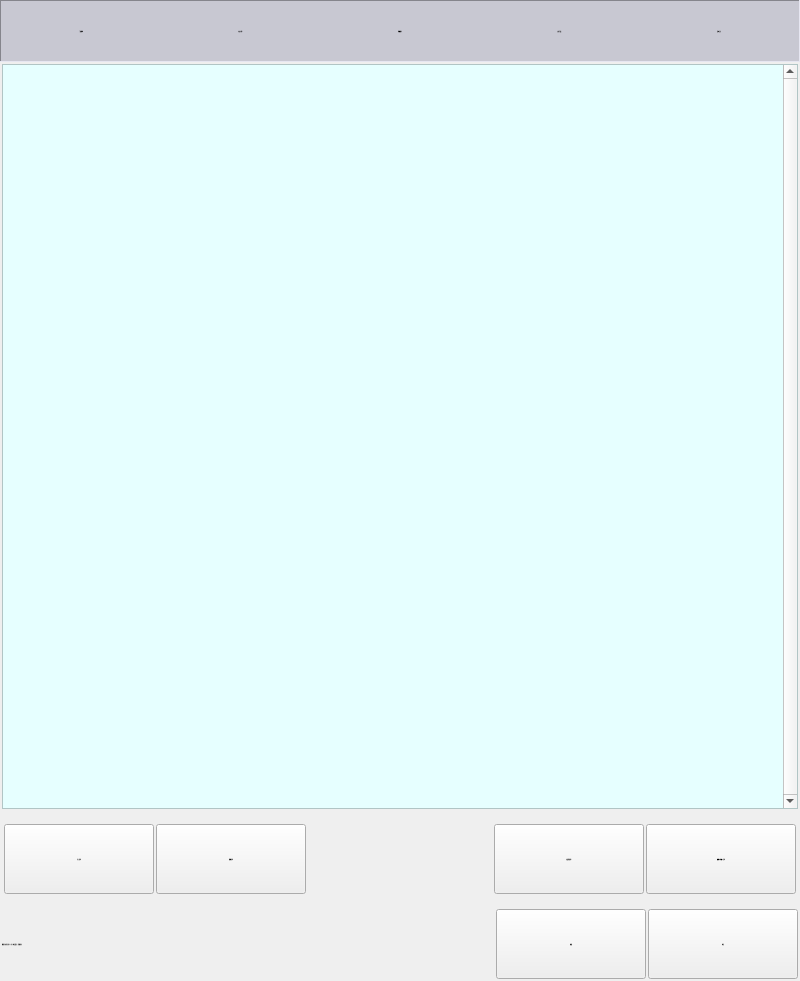
yuncunnan/xPad7-HC, file formmanufacturer.ui: the form before one commit.
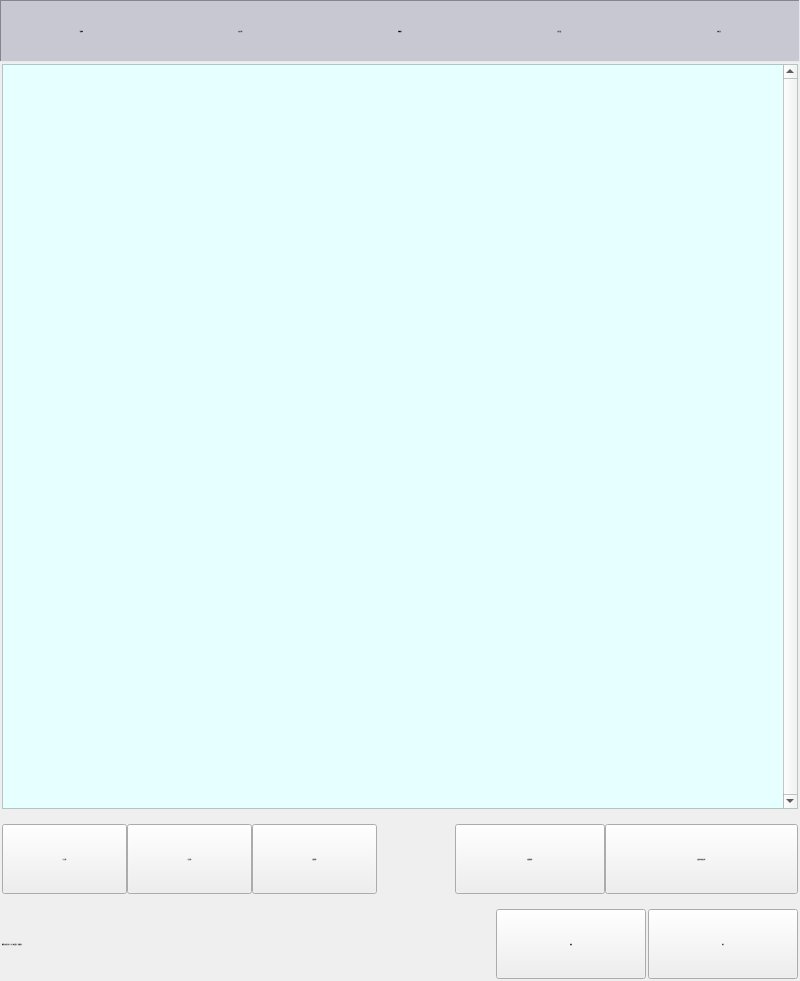
The form after the commit. The open tabs and pages were chosen to show the change. Icons and pictures are not drawn. Custom widgets are drawn as their Qt base class.

Commit message: 增加端口导出功能

```diff
--- a/formmanufacturer.ui
+++ b/formmanufacturer.ui
@@ -739,91 +739,26 @@
           </sizepolicy>
          </property>
          <layout class="QGridLayout" name="gridLayout_4">
-          <property name="margin">
+          <property name="leftMargin">
+           <number>0</number>
+          </property>
+          <property name="topMargin">
+           <number>2</number>
+          </property>
+          <property name="rightMargin">
+           <number>0</number>
+          </property>
+          <property name="bottomMargin">
            <number>2</number>
           </property>
           <property name="spacing">
-           <number>2</number>
+           <number>0</number>
           </property>
-          <item row="0" column="0">
-           <widget class="xPushButton" name="BtnIoName">
-            <property name="minimumSize">
-             <size>
-              <width>150</width>
-              <height>70</height>
-             </size>
-            </property>
-            <property name="maximumSize">
-             <size>
-              <width>150</width>
-              <height>70</height>
-             </size>
-            </property>
-            <property name="font">
-             <font>
-              <family>微软雅黑</family>
-              <pointsize>-1</pointsize>
-              <weight>50</weight>
-              <italic>false</italic>
-              <bold>false</bold>
-             </font>
-            </property>
-            <property name="focusPolicy">
-             <enum>Qt::NoFocus</enum>
-            </property>
-            <property name="text">
-             <string>导入名称</string>
-            </property>
-            <property name="iconSize">
-             <size>
-              <width>32</width>
-              <height>32</height>
-             </size>
-            </property>
-           </widget>
-          </item>
-          <item row="0" column="1">
-           <widget class="xPushButton" name="BtnIoNameClr">
-            <property name="minimumSize">
-             <size>
-              <width>150</width>
-              <height>70</height>
-             </size>
-            </property>
-            <property name="maximumSize">
-             <size>
-              <width>150</width>
-              <height>70</height>
-             </size>
-            </property>
-            <property name="font">
-             <font>
-              <family>微软雅黑</family>
-              <pointsize>-1</pointsize>
-              <weight>50</weight>
-              <italic>false</italic>
-              <bold>false</bold>
-             </font>
-            </property>
-            <property name="focusPolicy">
-             <enum>Qt::NoFocus</enum>
-            </property>
-            <property name="text">
-             <string>重置名称</string>
-            </property>
-            <property name="iconSize">
-             <size>
-              <width>32</width>
-              <height>32</height>
-             </size>
-            </property>
-           </widget>
-          </item>
-          <item row="0" column="4">
+          <item row="0" column="5">
            <widget class="xPushButton" name="BtnIoNameEdit">
             <property name="minimumSize">
              <size>
-              <width>150</width>
+              <width>193</width>
               <height>70</height>
              </size>
             </property>
@@ -856,7 +791,44 @@
             </property>
            </widget>
           </item>
-          <item row="0" column="3">
+          <item row="0" column="0">
+           <widget class="xPushButton" name="BtnIoName">
+            <property name="minimumSize">
+             <size>
+              <width>125</width>
+              <height>70</height>
+             </size>
+            </property>
+            <property name="maximumSize">
+             <size>
+              <width>150</width>
+              <height>70</height>
+             </size>
+            </property>
+            <property name="font">
+             <font>
+              <family>微软雅黑</family>
+              <pointsize>-1</pointsize>
+              <weight>50</weight>
+              <italic>false</italic>
+              <bold>false</bold>
+             </font>
+            </property>
+            <property name="focusPolicy">
+             <enum>Qt::NoFocus</enum>
+            </property>
+            <property name="text">
+             <string>导入名称</string>
+            </property>
+            <property name="iconSize">
+             <size>
+              <width>32</width>
+              <height>32</height>
+             </size>
+            </property>
+           </widget>
+          </item>
+          <item row="0" column="4">
            <widget class="xPushButton" name="BtnAxisNameEdit">
             <property name="minimumSize">
              <size>
@@ -884,7 +856,7 @@
             </property>
            </widget>
           </item>
-          <item row="0" column="2">
+          <item row="0" column="3">
            <spacer name="horizontalSpacer_4">
             <property name="orientation">
              <enum>Qt::Horizontal</enum>
@@ -897,6 +869,80 @@
             </property>
            </spacer>
           </item>
+          <item row="0" column="2">
+           <widget class="xPushButton" name="BtnIoNameClr">
+            <property name="minimumSize">
+             <size>
+              <width>125</width>
+              <height>70</height>
+             </size>
+            </property>
+            <property name="maximumSize">
+             <size>
+              <width>150</width>
+              <height>70</height>
+             </size>
+            </property>
+            <property name="font">
+             <font>
+              <family>微软雅黑</family>
+              <pointsize>-1</pointsize>
+              <weight>50</weight>
+              <italic>false</italic>
+              <bold>false</bold>
+             </font>
+            </property>
+            <property name="focusPolicy">
+             <enum>Qt::NoFocus</enum>
+            </property>
+            <property name="text">
+             <string>重置名称</string>
+            </property>
+            <property name="iconSize">
+             <size>
+              <width>32</width>
+              <height>32</height>
+             </size>
+            </property>
+           </widget>
+          </item>
+          <item row="0" column="1">
+           <widget class="xPushButton" name="BtnOutIOName">
+            <property name="minimumSize">
+             <size>
+              <width>125</width>
+              <height>70</height>
+             </size>
+            </property>
+            <property name="maximumSize">
+             <size>
+              <width>150</width>
+              <height>70</height>
+             </size>
+            </property>
+            <property name="font">
+             <font>
+              <family>微软雅黑</family>
+              <pointsize>-1</pointsize>
+              <weight>50</weight>
+              <italic>false</italic>
+              <bold>false</bold>
+             </font>
+            </property>
+            <property name="focusPolicy">
+             <enum>Qt::NoFocus</enum>
+            </property>
+            <property name="text">
+             <string>导出名称</string>
+            </property>
+            <property name="iconSize">
+             <size>
+              <width>32</width>
+              <height>32</height>
+             </size>
+            </property>
+           </widget>
+          </item>
          </layout>
         </widget>
         <widget class="QWidget" name="pagePar">
```
Left out of the diff: 2 changed lines with no effect on the pictures. The commit also changes 3 other files.
